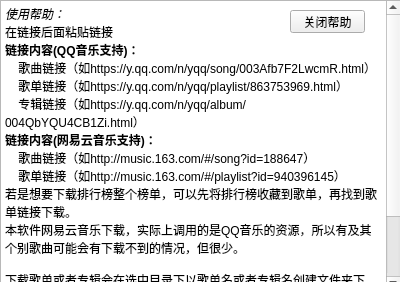
Old version of the form help.ui in the repository z52c/MusicDownloader.
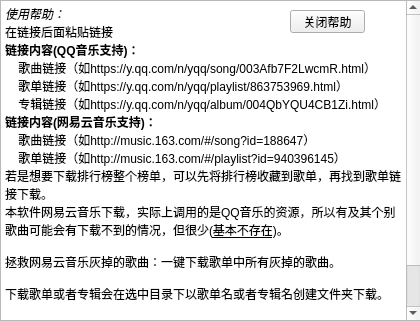
New version of the form.

```diff
--- a/help.ui
+++ b/help.ui
@@ -6,8 +6,8 @@
    <rect>
     <x>0</x>
     <y>0</y>
-    <width>400</width>
-    <height>282</height>
+    <width>420</width>
+    <height>321</height>
    </rect>
   </property>
   <property name="windowTitle">
@@ -18,8 +18,8 @@
     <rect>
      <x>0</x>
      <y>0</y>
-     <width>401</width>
-     <height>291</height>
+     <width>421</width>
+     <height>321</height>
     </rect>
    </property>
    <property name="html">
@@ -37,7 +37,9 @@
 &lt;p style=&quot; margin-top:0px; margin-bottom:0px; margin-left:0px; margin-right:0px; -qt-block-indent:0; text-indent:0px;&quot;&gt;    歌曲链接（如http://music.163.com/#/song?id=188647）&lt;/p&gt;
 &lt;p style=&quot; margin-top:0px; margin-bottom:0px; margin-left:0px; margin-right:0px; -qt-block-indent:0; text-indent:0px;&quot;&gt;    歌单链接（如http://music.163.com/#/playlist?id=940396145）&lt;/p&gt;
 &lt;p style=&quot; margin-top:0px; margin-bottom:0px; margin-left:0px; margin-right:0px; -qt-block-indent:0; text-indent:0px;&quot;&gt;若是想要下载排行榜整个榜单，可以先将排行榜收藏到歌单，再找到歌单链接下载。&lt;/p&gt;
-&lt;p style=&quot; margin-top:0px; margin-bottom:0px; margin-left:0px; margin-right:0px; -qt-block-indent:0; text-indent:0px;&quot;&gt;本软件网易云音乐下载，实际上调用的是QQ音乐的资源，所以有及其个别歌曲可能会有下载不到的情况，但很少。&lt;/p&gt;
+&lt;p style=&quot; margin-top:0px; margin-bottom:0px; margin-left:0px; margin-right:0px; -qt-block-indent:0; text-indent:0px;&quot;&gt;本软件网易云音乐下载，实际上调用的是QQ音乐的资源，所以有及其个别歌曲可能会有下载不到的情况，但很少(&lt;span style=&quot; text-decoration: underline;&quot;&gt;基本不存在&lt;/span&gt;)。&lt;/p&gt;
+&lt;p style=&quot;-qt-paragraph-type:empty; margin-top:0px; margin-bottom:0px; margin-left:0px; margin-right:0px; -qt-block-indent:0; text-indent:0px;&quot;&gt;&lt;br /&gt;&lt;/p&gt;
+&lt;p style=&quot; margin-top:0px; margin-bottom:0px; margin-left:0px; margin-right:0px; -qt-block-indent:0; text-indent:0px;&quot;&gt;拯救网易云音乐灰掉的歌曲：一键下载歌单中所有灰掉的歌曲。&lt;/p&gt;
 &lt;p style=&quot;-qt-paragraph-type:empty; margin-top:0px; margin-bottom:0px; margin-left:0px; margin-right:0px; -qt-block-indent:0; text-indent:0px;&quot;&gt;&lt;br /&gt;&lt;/p&gt;
 &lt;p style=&quot; margin-top:0px; margin-bottom:0px; margin-left:0px; margin-right:0px; -qt-block-indent:0; text-indent:0px;&quot;&gt;下载歌单或者专辑会在选中目录下以歌单名或者专辑名创建文件夹下载。&lt;/p&gt;
 &lt;p style=&quot;-qt-paragraph-type:empty; margin-top:0px; margin-bottom:0px; margin-left:0px; margin-right:0px; -qt-block-indent:0; text-indent:0px;&quot;&gt;&lt;br /&gt;&lt;/p&gt;
```
